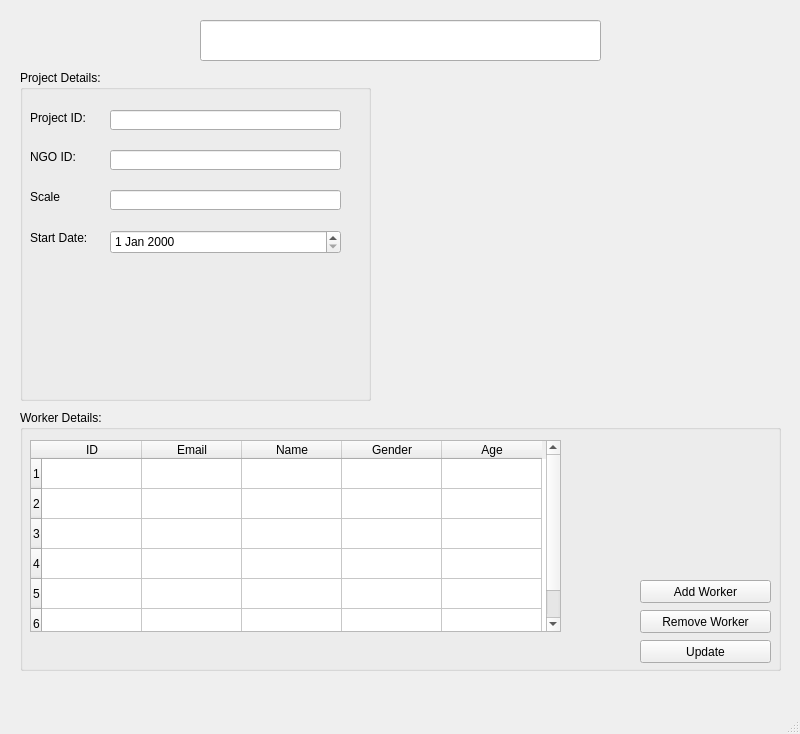
The window that ViewProject.ui (msaadg/NGOConnect) describes before a commit, drawn with Qt 5.
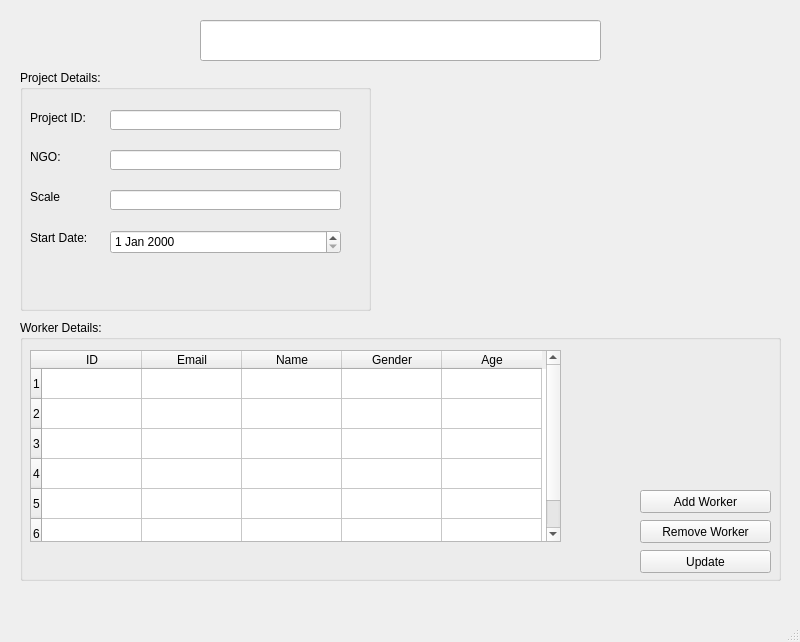
The same window after the commit.

Commit message: added ngo name in view project form

The edit to the form file:
```diff
--- a/ViewProject.ui
+++ b/ViewProject.ui
@@ -7,7 +7,7 @@
     <x>0</x>
     <y>0</y>
     <width>800</width>
-    <height>734</height>
+    <height>642</height>
    </rect>
   </property>
   <property name="windowTitle">
@@ -33,7 +33,7 @@
       <x>20</x>
       <y>70</y>
       <width>351</width>
-      <height>331</height>
+      <height>241</height>
      </rect>
     </property>
     <property name="title">
@@ -62,7 +62,7 @@
       </rect>
      </property>
      <property name="text">
-      <string>NGO ID:</string>
+      <string>NGO:</string>
      </property>
     </widget>
     <widget class="QLabel" name="label_3">
@@ -136,7 +136,7 @@
     <property name="geometry">
      <rect>
       <x>20</x>
-      <y>410</y>
+      <y>320</y>
       <width>761</width>
       <height>261</height>
      </rect>
```
Left out of the diff: 2 changed lines with no effect on the pictures. The commit also changes 7 other files.
